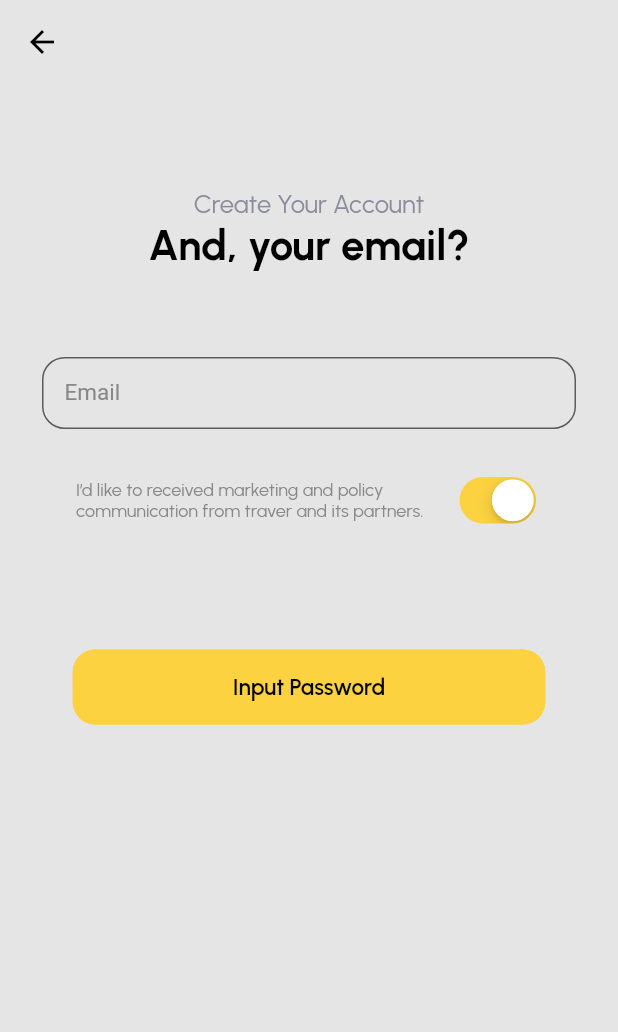
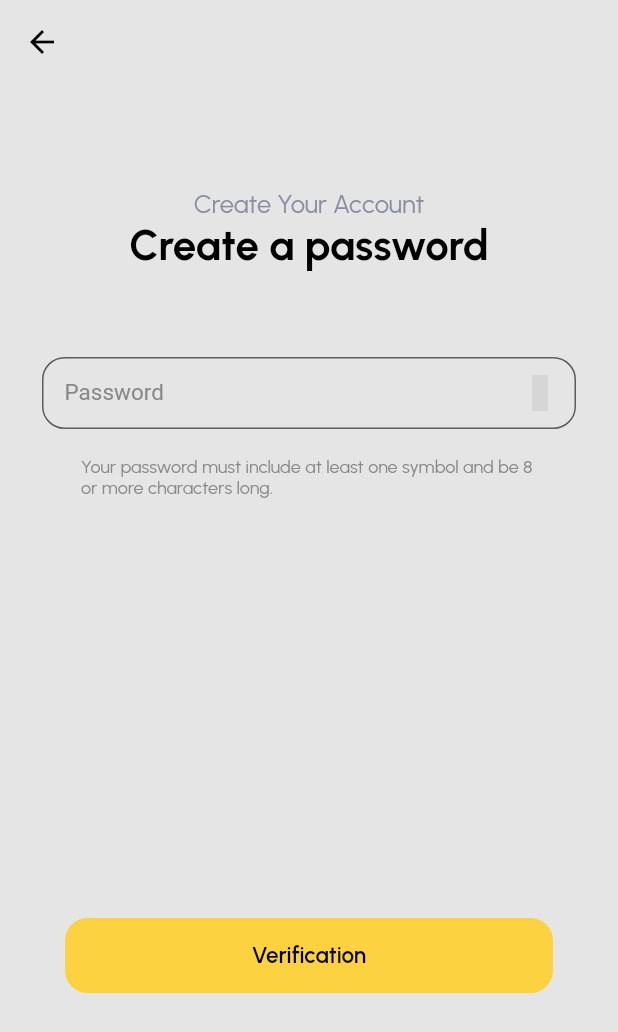
Before and after one commit to doganoguz/DogiTraveller, a Flutter app: the Email screen opened directly, after a tap on "Input Password", on a phone screen of 412 x 824 dp. Shown: the top 1032 px of the screen. Run offline on Flutter 3.47's test engine with Material 2 defaults, Android fonts, the phone set to English and light mode, and no system bars; our stand-ins replace google_fonts, iconsax, page_transition, simple_icons, story_view; missing offline and left inert: ig_story; accounts and stored records are empty; network calls fail; project files that could hold a hidden picture were left out; grey boxes are pictures that could not be loaded.

Commit message:
404 page add, bug fixed

```diff
--- a/lib/page/auth/signUp/email.dart
+++ b/lib/page/auth/signUp/email.dart
@@ -2,6 +2,7 @@ import 'package:dogitravellerui/auth/sign_up.dart';
 import 'package:dogitravellerui/constant/color.dart';
 import 'package:dogitravellerui/page/auth/login.dart';
 import 'package:dogitravellerui/page/auth/signUp/name.dart';
+import 'package:dogitravellerui/page/auth/signUp/password.dart';
 import 'package:flutter/material.dart';
 import 'package:iconsax/iconsax.dart';
 import 'package:google_fonts/google_fonts.dart';
@@ -174,7 +175,7 @@ class _EmailState extends State<Email> {
               ],
             ),
             SizedBox(
-              height: 80,
+              height: 280,
             ),
             Container(
                 height: 50.0,
@@ -187,7 +188,12 @@ class _EmailState extends State<Email> {
                     ),
                     side: BorderSide(width: 2, color: NowUIColors.trncu),
                   ),
-                  onPressed: () {},
+                  onPressed: () {
+                    Navigator.pushReplacement(
+                        //Navigator.push(
+                        context,
+                        MaterialPageRoute(builder: (context) => Password()));
+                  },
                   child: Text(
                     'Input Password',
                     style: GoogleFonts.urbanist(
--- a/lib/page/auth/signUp/name.dart
+++ b/lib/page/auth/signUp/name.dart
@@ -189,7 +189,7 @@ class _SignUppState extends State<SignUpp> {
               ),
             ),
             SizedBox(
-              height: 80,
+              height: 280,
             ),
             Container(
                 height: 50.0,
@@ -216,9 +216,6 @@ class _SignUppState extends State<SignUpp> {
                         fontWeight: FontWeight.w600),
                   ),
                 )),
-            SizedBox(
-              height: 20,
-            ),
           ],
         )),
       ),
--- a/lib/page/auth/signUp/password.dart
+++ b/lib/page/auth/signUp/password.dart
@@ -0,0 +1,215 @@
+import 'package:dogitravellerui/constant/color.dart';
+import 'package:dogitravellerui/page/auth/login.dart';
+import 'package:dogitravellerui/page/auth/signUp/email.dart';
+import 'package:dogitravellerui/page/status/404.dart';
+import 'package:flutter/material.dart';
+import 'package:iconsax/iconsax.dart';
+import 'package:google_fonts/google_fonts.dart';
+import 'package:flutter/services.dart';
+
+import 'package:simple_icons/simple_icons.dart';
+
+class Password extends StatefulWidget {
+  Password({Key? key}) : super(key: key);
+
+  @override
+  State<Password> createState() => _PasswordState();
+}
+
+TextEditingController usr = TextEditingController();
+TextEditingController psd = TextEditingController();
+String? username;
+String? password;
+String? _email;
+String? _password;
+bool _obscureText = true;
+
+bool _checkbox = true;
+const double iconSize = 18;
+
+class _PasswordState extends State<Password> {
+  void initState() {
+    super.initState();
+  }
+
+//Status bar transparent yapma
+
+  @override
+  Widget build(BuildContext context) {
+    return Scaffold(
+      appBar: AppBar(
+        elevation: 0.0,
+        titleSpacing: 10.0,
+        backgroundColor: NowUIColors.splash,
+        leading: new IconButton(
+          icon: new Icon(
+            Icons.arrow_back,
+            color: NowUIColors.black,
+          ),
+          onPressed: () {
+            Navigator.pushReplacement(
+                //Navigator.push(
+                context,
+                MaterialPageRoute(builder: (context) => Login()));
+          },
+        ),
+      ),
+      backgroundColor: NowUIColors.splash,
+      body: SingleChildScrollView(
+        padding: EdgeInsets.all(20),
+        child: Form(
+            child: Column(
+          mainAxisSize: MainAxisSize.min,
+          mainAxisAlignment: MainAxisAlignment.start,
+          children: <Widget>[
+            SizedBox(
+              height: 50,
+            ),
+            Row(
+              mainAxisAlignment: MainAxisAlignment.spaceAround,
+              children: <Widget>[
+                new Container(
+                    child: Row(
+                  mainAxisSize: MainAxisSize.max,
+                  children: <Widget>[
+                    Column(children: <Widget>[
+                      Row(
+                        mainAxisAlignment: MainAxisAlignment.spaceAround,
+                        children: <Widget>[
+                          Text(
+                            'Create Your Account',
+                            style: GoogleFonts.urbanist(
+                              color: NowUIColors.textColor,
+                              fontSize: 17,
+                            ),
+                          ),
+                        ],
+                      ),
+                      Row(
+                        mainAxisSize: MainAxisSize.max,
+                        mainAxisAlignment: MainAxisAlignment.spaceAround,
+                        children: <Widget>[
+                          Text(
+                            "Create a password",
+                            style: GoogleFonts.urbanist(
+                                color: NowUIColors.black,
+                                fontSize: 28,
+                                fontWeight: FontWeight.bold),
+                          ),
+                        ],
+                      ),
+                    ]),
+                  ],
+                )),
+              ],
+            ),
+            SizedBox(
+              height: 50,
+            ),
+            Container(
+              padding: EdgeInsets.all(8),
+              alignment: Alignment.centerLeft,
+              child: TextFormField(
+                keyboardType: TextInputType.visiblePassword,
+                controller: psd,
+                onSaved: (value) {
+                  password = value;
+                },
+                style: TextStyle(
+                  fontSize: 15,
+                ),
+                decoration: InputDecoration(
+                  labelText: "Password",
+                  labelStyle: TextStyle(color: NowUIColors.defaultColor),
+                  contentPadding: EdgeInsets.all(15.0),
+                  suffixIcon: GestureDetector(
+                    onTap: () {
+                      setState(() {
+                        _obscureText = !_obscureText;
+                      });
+                    },
+                    child: Icon(
+                      _obscureText ? Iconsax.eye_slash : Iconsax.eye,
+                      color: NowUIColors.formfield,
+                    ),
+                  ),
+                  filled: true,
+                  hintStyle: TextStyle(
+                    color: NowUIColors.formfield.withOpacity(0.5),
+                    fontSize: 13,
+                  ),
+                  fillColor: NowUIColors.splash,
+                  border: OutlineInputBorder(
+                    borderRadius: BorderRadius.circular(15.0),
+                  ),
+                  focusedBorder: OutlineInputBorder(
+                    borderSide: BorderSide(color: NowUIColors.defaultColor),
+                    borderRadius: BorderRadius.circular(15.7),
+                  ),
+                ),
+                obscureText: _obscureText,
+                onChanged: (value) {
+                  setState(() {
+                    _password = value.trim();
+                  });
+                },
+                validator: (value) {
+                  if (value!.isEmpty) {
+                    print('bişeyler gir');
+                  }
+                  return null;
+                },
+              ),
+            ),
+            SizedBox(
+              height: 10,
+            ),
+            Row(
+              mainAxisAlignment: MainAxisAlignment.center,
+              children: <Widget>[
+                Text(
+                  "Your password must include at least one symbol and be 8 \nor more characters long.",
+                  style: GoogleFonts.urbanist(
+                    color: NowUIColors.defaultColor,
+                    fontSize: 12,
+                  ),
+                ),
+              ],
+            ),
+            SizedBox(
+              height: 280,
+            ),
+            Container(
+                height: 50.0,
+                width: 325.0,
+                child: OutlinedButton(
+                  style: OutlinedButton.styleFrom(
+                    backgroundColor: NowUIColors.trncu,
+                    shape: RoundedRectangleBorder(
+                      borderRadius: BorderRadius.circular(15.0),
+                    ),
+                    side: BorderSide(width: 2, color: NowUIColors.trncu),
+                  ),
+                  onPressed: () {
+                    Navigator.pushReplacement(
+                        //Navigator.push(
+                        context,
+                        MaterialPageRoute(builder: (context) => Error()));
+                  },
+                  child: Text(
+                    'Verification',
+                    style: GoogleFonts.urbanist(
+                        color: NowUIColors.black,
+                        fontSize: 15,
+                        fontWeight: FontWeight.w600),
+                  ),
+                )),
+            SizedBox(
+              height: 20,
+            ),
+          ],
+        )),
+      ),
+    );
+  }
+}
--- a/pubspec.yaml
+++ b/pubspec.yaml
@@ -122,6 +122,7 @@ flutter:
      - assets/images/logo.png
      - assets/images/homelg.png
      - assets/images/three.jpg
+     - assets/images/err.png
 
 
   # An image asset can refer to one or more resolution-specific "variants", see
```
Also changed, not shown: lib/page/status/404.dart (added, +160 -0 lines), lib/page/status/success.dart (added, +15 -0 lines), assets/images/err.png (added).
